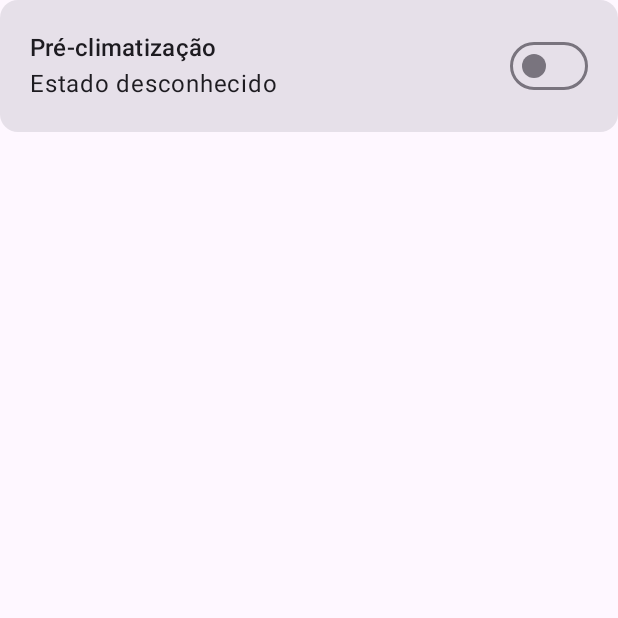
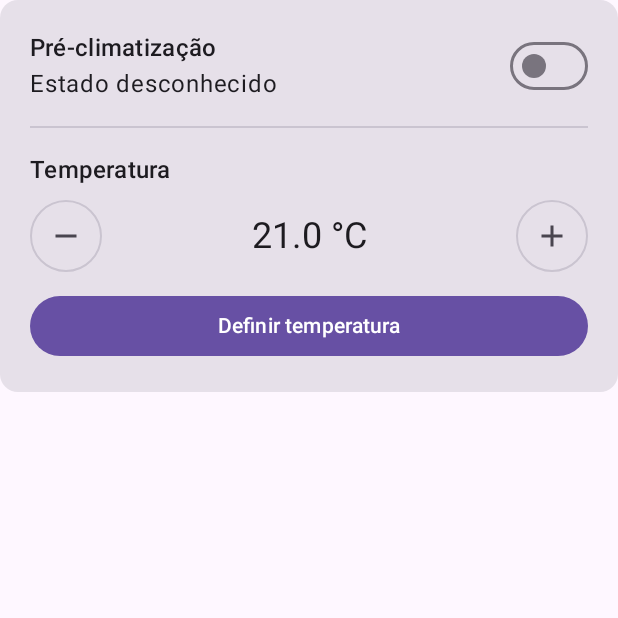
Before and after one commit to sergiotaveira-ops/o-meu-mercedes, an Android app built with Jetpack Compose: the composable ClimateCard called with empty values, on a phone screen of 412 x 824 dp, the top half of it. Run offline under Robolectric (Android 15) with nearby library versions, the phone set to English and light mode, and no system bars; 4 statements that could not run were skipped.

Commit message:
feat: controlo da temperatura da pré-climatização
Seletor de temperatura (16–28 °C) que envia TemperatureConfigure
às zonas da frente, além do ligar/desligar já existente.

Co-Authored-By: Claude Opus 4.8 <noreply@anthropic.com>
Claude-Session: https://claude.ai/code/session_015s6dByHWv4Rpm2YqgJxtU5

```diff
--- a/app/src/main/java/pt/sergiotaveira/mercedes/data/CarRepository.kt
+++ b/app/src/main/java/pt/sergiotaveira/mercedes/data/CarRepository.kt
@@ -30,6 +30,7 @@ interface CarRepository {
     suspend fun lock(): CommandResult
     suspend fun unlock(pin: String): CommandResult
     suspend fun setClimate(on: Boolean): CommandResult
+    suspend fun setTemperature(celsius: Double): CommandResult
     fun logout()
 }
 
@@ -75,6 +76,9 @@ class MbCarRepository(
     override suspend fun setClimate(on: Boolean) =
         command { v, r -> if (on) Commands.climateStart(v, r) else Commands.climateStop(v, r) }
 
+    override suspend fun setTemperature(celsius: Double) =
+        command { v, r -> Commands.setTemperature(v, celsius, r) }
+
     override fun logout() {
         socket.disconnect()
         store.clear()
--- a/app/src/main/java/pt/sergiotaveira/mercedes/ui/CarController.kt
+++ b/app/src/main/java/pt/sergiotaveira/mercedes/ui/CarController.kt
@@ -11,7 +11,7 @@ import pt.sergiotaveira.mercedes.api.CommandResult
 import pt.sergiotaveira.mercedes.api.ConnStatus
 import pt.sergiotaveira.mercedes.data.CarRepository
 
-enum class Action { LOCK, UNLOCK, CLIMATE, REFRESH, LOGIN }
+enum class Action { LOCK, UNLOCK, CLIMATE, TEMPERATURE, REFRESH, LOGIN }
 
 data class UiState(
     val loggedIn: Boolean,
@@ -79,6 +79,10 @@ class CarController(private val repo: CarRepository, private val scope: Coroutin
         commandMessage(repo.setClimate(on), if (on) Messages.CLIMATE_ON_OK else Messages.CLIMATE_OFF_OK)
     }
 
+    fun setTemperature(celsius: Double) = run(Action.TEMPERATURE, isCommand = true) {
+        commandMessage(repo.setTemperature(celsius), Messages.TEMP_OK)
+    }
+
     fun messageShown() = _ui.update { it.copy(message = null) }
 
     fun logout() {
--- a/app/src/main/java/pt/sergiotaveira/mercedes/ui/CarScreen.kt
+++ b/app/src/main/java/pt/sergiotaveira/mercedes/ui/CarScreen.kt
@@ -88,7 +88,7 @@ fun CarScreen(ui: UiState, controller: CarController) {
                 } else {
                     BatteryCard(car, now)
                     DoorsCard(car.lock, ui.busy, ui.lastResult, onLock = controller::lock, onUnlock = { askPin = true })
-                    ClimateCard(car.climateOn, Action.CLIMATE in ui.busy, onToggle = controller::toggleClimate)
+                    ClimateCard(car.climateOn, ui.busy, onToggle = controller::toggleClimate, onSetTemperature = controller::setTemperature)
                     LocationCard(car.lat, car.lon)
                     Box(Modifier.fillMaxWidth(), contentAlignment = Alignment.Center) {
                         Text(Format.updatedAgo(car.updatedAt, now.toInstant()), style = MaterialTheme.typography.bodySmall)
--- a/app/src/main/java/pt/sergiotaveira/mercedes/ui/Messages.kt
+++ b/app/src/main/java/pt/sergiotaveira/mercedes/ui/Messages.kt
@@ -10,6 +10,7 @@ object Messages {
     const val UNLOCKED_OK = "Carro destrancado."
     const val CLIMATE_ON_OK = "Pré-climatização ligada."
     const val CLIMATE_OFF_OK = "Pré-climatização desligada."
+    const val TEMP_OK = "Temperatura definida."
     const val SESSION_EXPIRED = "A sessão expirou. Entra de novo."
     const val NO_CAR = "Ainda não recebi dados do carro. Puxa para atualizar."
     fun refused(reason: String) = "O carro recusou o comando ($reason)."
--- a/app/src/main/java/pt/sergiotaveira/mercedes/ui/cards/ClimateCard.kt
+++ b/app/src/main/java/pt/sergiotaveira/mercedes/ui/cards/ClimateCard.kt
@@ -1,33 +1,95 @@
 package pt.sergiotaveira.mercedes.ui.cards
 
+import androidx.compose.foundation.layout.Arrangement
 import androidx.compose.foundation.layout.Column
 import androidx.compose.foundation.layout.Row
 import androidx.compose.foundation.layout.fillMaxWidth
 import androidx.compose.foundation.layout.padding
 import androidx.compose.foundation.layout.size
+import androidx.compose.foundation.layout.width
+import androidx.compose.material.icons.Icons
+import androidx.compose.material.icons.filled.Add
+import androidx.compose.material.icons.filled.Remove
+import androidx.compose.material3.Button
 import androidx.compose.material3.Card
 import androidx.compose.material3.CircularProgressIndicator
+import androidx.compose.material3.Divider
+import androidx.compose.material3.Icon
 import androidx.compose.material3.MaterialTheme
+import androidx.compose.material3.OutlinedButton
 import androidx.compose.material3.Switch
 import androidx.compose.material3.Text
 import androidx.compose.runtime.Composable
+import androidx.compose.runtime.getValue
+import androidx.compose.runtime.mutableFloatStateOf
+import androidx.compose.runtime.remember
+import androidx.compose.runtime.setValue
 import androidx.compose.ui.Alignment
 import androidx.compose.ui.Modifier
+import androidx.compose.ui.text.style.TextAlign
 import androidx.compose.ui.unit.dp
+import pt.sergiotaveira.mercedes.ui.Action
+
+private const val MIN_TEMP = 16.0f
+private const val MAX_TEMP = 28.0f
 
 @Composable
-fun ClimateCard(on: Boolean?, busy: Boolean, onToggle: () -> Unit) {
+fun ClimateCard(on: Boolean?, busy: Set<Action>, onToggle: () -> Unit, onSetTemperature: (Double) -> Unit) {
+    val climateBusy = Action.CLIMATE in busy
+    val tempBusy = Action.TEMPERATURE in busy
+    var temp by remember { mutableFloatStateOf(21.0f) }
+
     Card(Modifier.fillMaxWidth()) {
-        Row(Modifier.padding(20.dp), verticalAlignment = Alignment.CenterVertically) {
-            Column(Modifier.weight(1f)) {
-                Text("Pré-climatização", style = MaterialTheme.typography.titleMedium)
+        Column(Modifier.padding(20.dp)) {
+            Row(verticalAlignment = Alignment.CenterVertically) {
+                Column(Modifier.weight(1f)) {
+                    Text("Pré-climatização", style = MaterialTheme.typography.titleMedium)
+                    Text(
+                        when (on) { true -> "Ligada"; false -> "Desligada"; null -> "Estado desconhecido" },
+                        style = MaterialTheme.typography.bodyLarge,
+                    )
+                }
+                if (climateBusy) CircularProgressIndicator(Modifier.size(28.dp), strokeWidth = 2.dp)
+                else Switch(checked = on == true, onCheckedChange = { onToggle() })
+            }
+
+            Divider(Modifier.padding(vertical = 16.dp))
+
+            Text("Temperatura", style = MaterialTheme.typography.titleMedium)
+            Row(
+                Modifier.fillMaxWidth().padding(top = 8.dp),
+                verticalAlignment = Alignment.CenterVertically,
+                horizontalArrangement = Arrangement.spacedBy(12.dp),
+            ) {
+                OutlinedButton(
+                    onClick = { temp = (temp - 0.5f).coerceAtLeast(MIN_TEMP) },
+                    enabled = !tempBusy && temp > MIN_TEMP,
+                    modifier = Modifier.size(48.dp),
+                    contentPadding = androidx.compose.foundation.layout.PaddingValues(0.dp),
+                ) { Icon(Icons.Default.Remove, contentDescription = "Baixar") }
+
                 Text(
-                    when (on) { true -> "Ligada"; false -> "Desligada"; null -> "Estado desconhecido" },
-                    style = MaterialTheme.typography.bodyLarge,
+                    "%.1f °C".format(temp),
+                    style = MaterialTheme.typography.headlineSmall,
+                    textAlign = TextAlign.Center,
+                    modifier = Modifier.weight(1f),
                 )
+
+                OutlinedButton(
+                    onClick = { temp = (temp + 0.5f).coerceAtMost(MAX_TEMP) },
+                    enabled = !tempBusy && temp < MAX_TEMP,
+                    modifier = Modifier.size(48.dp),
+                    contentPadding = androidx.compose.foundation.layout.PaddingValues(0.dp),
+                ) { Icon(Icons.Default.Add, contentDescription = "Subir") }
             }
-            if (busy) CircularProgressIndicator(Modifier.size(28.dp), strokeWidth = 2.dp)
-            else Switch(checked = on == true, onCheckedChange = { onToggle() })
+            Button(
+                onClick = { onSetTemperature(temp.toDouble()) },
+                enabled = !tempBusy,
+                modifier = Modifier.fillMaxWidth().padding(top = 12.dp),
+            ) {
+                if (tempBusy) CircularProgressIndicator(Modifier.size(20.dp), strokeWidth = 2.dp)
+                else Text("Definir temperatura")
+            }
         }
     }
 }
```
Also changed, not shown: app/src/main/java/pt/sergiotaveira/mercedes/api/Commands.kt (+13 -0 lines), 2 other files.
